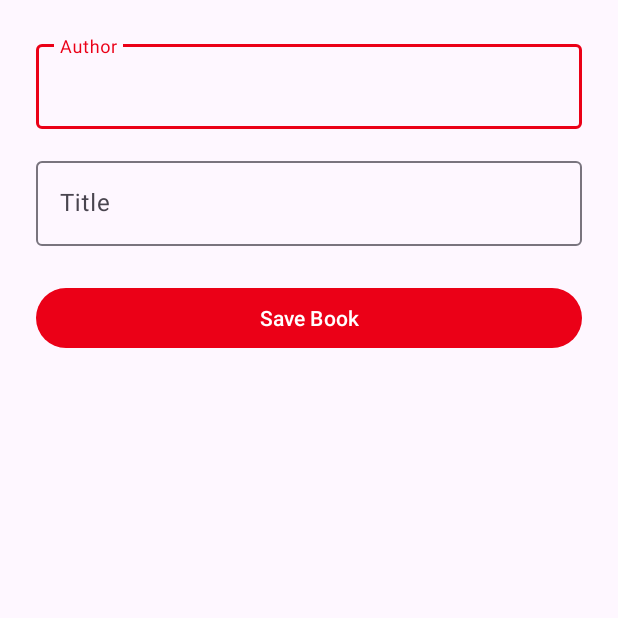
After one commit to MihajloIlijic/mobile_app, an Android app: the CreateBookActivity screen opened directly, with no data from a screen before it, on a phone screen of 412 x 824 dp, the top half of it. The commit adds this screen. Run offline under Robolectric (Android 15) with nearby library versions, the phone set to English and light mode, and no system bars; our stand-ins replace Firebase (no records; nobody signed in at launch, a user with empty details on screens opened directly).

Commit message:
[feature-books-api] - adding crud operations for book objects

```diff
--- a/app/build.gradle
+++ b/app/build.gradle
@@ -43,6 +43,11 @@ dependencies {
     implementation platform('com.google.firebase:firebase-bom:32.7.2')
     implementation 'com.google.firebase:firebase-auth-ktx'
     implementation 'com.google.firebase:firebase-analytics-ktx'
+    implementation 'com.google.firebase:firebase-firestore-ktx'
+
+    // Coroutines
+    implementation 'org.jetbrains.kotlinx:kotlinx-coroutines-android:1.7.3'
+    implementation 'org.jetbrains.kotlinx:kotlinx-coroutines-play-services:1.7.3'
 
     testImplementation 'junit:junit:4.13.2'
     androidTestImplementation 'androidx.test.ext:junit:1.1.5'
--- /dev/null
+++ b/app/src/main/java/com/example/fhj_student_app_part1/CreateBookActivity.kt
@@ -0,0 +1,74 @@
+package com.example.fhj_student_app_part1
+
+import android.os.Bundle
+import android.util.Log
+import android.widget.ArrayAdapter
+import android.widget.Button
+import android.widget.Toast
+import androidx.appcompat.app.AppCompatActivity
+import androidx.core.view.ViewCompat
+import androidx.core.view.WindowInsetsCompat
+import androidx.lifecycle.lifecycleScope
+import com.example.fhj_student_app_part1.models.Book
+import com.example.fhj_student_app_part1.models.BookStatus
+import com.example.fhj_student_app_part1.repository.BookRepository
+import com.google.android.material.textfield.TextInputEditText
+import kotlinx.coroutines.launch
+
+class CreateBookActivity : AppCompatActivity() {
+    private val repository = BookRepository()
+    private val TAG = "CreateBookActivity"
+
+    override fun onCreate(savedInstanceState: Bundle?) {
+        super.onCreate(savedInstanceState)
+        setContentView(R.layout.activity_create_book)
+        ViewCompat.setOnApplyWindowInsetsListener(findViewById(R.id.main)) { v, insets ->
+            val systemBars = insets.getInsets(WindowInsetsCompat.Type.systemBars())
+            v.setPadding(systemBars.left, systemBars.top, systemBars.right, systemBars.bottom)
+            insets
+        }
+
+        val authorEditText = findViewById<TextInputEditText>(R.id.et_author)
+        val titleEditText = findViewById<TextInputEditText>(R.id.et_title)
+        val saveButton = findViewById<Button>(R.id.btn_save_book)
+
+        saveButton.setOnClickListener {
+            Log.d(TAG, "Save button clicked")
+
+            val author = authorEditText.text.toString().trim()
+            val title = titleEditText.text.toString().trim()
+            val status = BookStatus.UNREAD
+
+            Log.d(TAG, "Author: $author, Title: $title, Status: $status")
+
+            if (author.isEmpty() || title.isEmpty()) {
+                Toast.makeText(this, "Please fill in all fields", Toast.LENGTH_SHORT).show()
+                Log.d(TAG, "Validation failed - empty fields")
+                return@setOnClickListener
+            }
+
+            val book = Book(author = author, title = title, status = status)
+            Log.d(TAG, "Created book: $book")
+
+            lifecycleScope.launch {
+                try {
+                    Log.d(TAG, "Starting to save book...")
+                    val result = repository.addBook(book)
+                    Log.d(TAG, "Save result: $result")
+
+                    if (result.isSuccess) {
+                        Log.d(TAG, "Book saved successfully")
+                        Toast.makeText(this@CreateBookActivity, "Book saved!", Toast.LENGTH_SHORT).show()
+                        finish()
+                    } else {
+                        Log.e(TAG, "Error saving book: ${result.exceptionOrNull()}")
+                        Toast.makeText(this@CreateBookActivity, "Error: ${result.exceptionOrNull()?.message}", Toast.LENGTH_LONG).show()
+                    }
+                } catch (e: Exception) {
+                    Log.e(TAG, "Exception during save: ${e.message}", e)
+                    Toast.makeText(this@CreateBookActivity, "Exception: ${e.message}", Toast.LENGTH_LONG).show()
+                }
+            }
+        }
+    }
+}
--- /dev/null
+++ b/app/src/main/res/layout/activity_create_book.xml
@@ -0,0 +1,48 @@
+<?xml version="1.0" encoding="utf-8"?>
+<androidx.constraintlayout.widget.ConstraintLayout xmlns:android="http://schemas.android.com/apk/res/android"
+    xmlns:app="http://schemas.android.com/apk/res-auto"
+    android:id="@+id/main"
+    android:layout_width="match_parent"
+    android:layout_height="match_parent"
+    android:padding="24dp">
+
+    <com.google.android.material.textfield.TextInputLayout
+        android:id="@+id/til_author"
+        android:layout_width="match_parent"
+        android:layout_height="wrap_content"
+        app:layout_constraintTop_toTopOf="parent"
+        app:layout_constraintStart_toStartOf="parent"
+        app:layout_constraintEnd_toEndOf="parent"
+        android:hint="Author">
+        <com.google.android.material.textfield.TextInputEditText
+            android:id="@+id/et_author"
+            android:layout_width="match_parent"
+            android:layout_height="wrap_content" />
+    </com.google.android.material.textfield.TextInputLayout>
+
+    <com.google.android.material.textfield.TextInputLayout
+        android:id="@+id/til_title"
+        android:layout_width="match_parent"
+        android:layout_height="wrap_content"
+        app:layout_constraintTop_toBottomOf="@id/til_author"
+        app:layout_constraintStart_toStartOf="parent"
+        app:layout_constraintEnd_toEndOf="parent"
+        android:layout_marginTop="16dp"
+        android:hint="Title">
+        <com.google.android.material.textfield.TextInputEditText
+            android:id="@+id/et_title"
+            android:layout_width="match_parent"
+            android:layout_height="wrap_content" />
+    </com.google.android.material.textfield.TextInputLayout>
+
+    <Button
+        android:id="@+id/btn_save_book"
+        android:layout_width="match_parent"
+        android:layout_height="wrap_content"
+        android:text="Save Book"
+        app:layout_constraintTop_toBottomOf="@id/til_title"
+        app:layout_constraintStart_toStartOf="parent"
+        app:layout_constraintEnd_toEndOf="parent"
+        android:layout_marginTop="24dp" />
+
+</androidx.constraintlayout.widget.ConstraintLayout>
```
Also changed, not shown: app/src/main/AndroidManifest.xml (+7 -0 lines), app/src/main/java/com/example/fhj_student_app_part1/BookListActivity.kt (added, +104 -0 lines), app/src/main/java/com/example/fhj_student_app_part1/MainActivity.kt (+12 -0 lines), app/src/main/java/com/example/fhj_student_app_part1/models/Book.kt (added, +18 -0 lines), app/src/main/java/com/example/fhj_student_app_part1/repository/BookRepository.kt (added, +129 -0 lines), app/src/main/res/layout/activity_book_list.xml (added, +16 -0 lines), app/src/main/res/layout/activity_main.xml (+28 -0 lines), app/src/main/res/layout/item_book.xml (added, +62 -0 lines).
